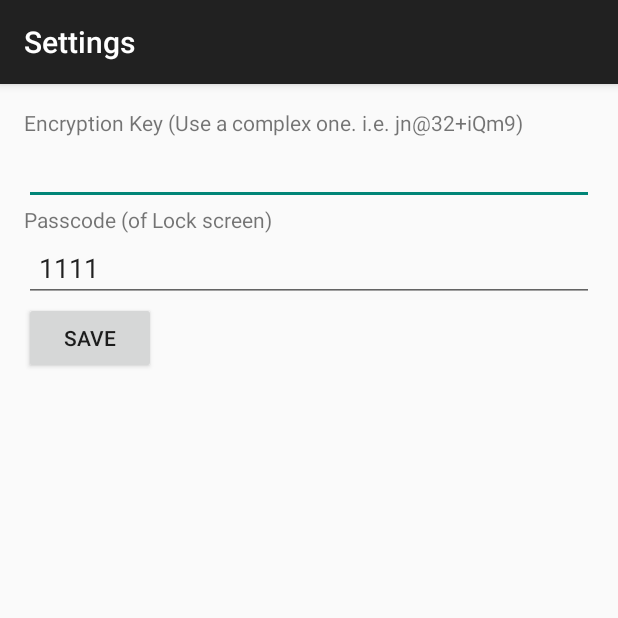
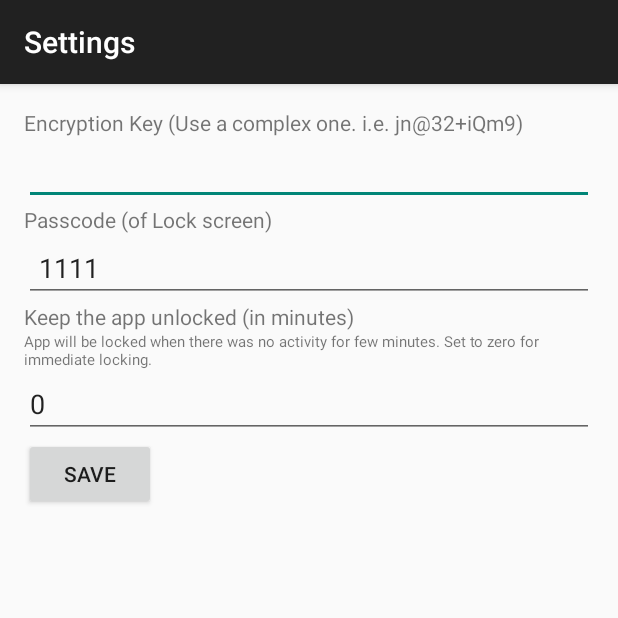
Before and after one commit to aidin36/simpletextcrypt, an Android app: the MainActivity screen opened directly, with no data from a screen before it, in the options menu, after a tap on "Settings", on a phone screen of 412 x 824 dp, the top half of it. Run offline under Robolectric (Android 15) with nearby library versions, the phone set to English and light mode, and no system bars.

Commit message:
Timeout for locking the app

```diff
--- a/app/src/main/java/com/aidinhut/simpletextcrypt/Constants.java
+++ b/app/src/main/java/com/aidinhut/simpletextcrypt/Constants.java
@@ -25,5 +25,6 @@ public class Constants {
     public static final String PREFERENCES_KEY = "com.aidinhut.SimpleTextCrypt.Preferences";
     public static final String ENCRYPTION_KEY_SETTINGS_KEY = "EncryptionKeySettingsKey";
     public static final String PASSCODE_SETTINGS_KEY = "PasscodeSettingsKey";
+    public static final String LOCK_TIMEOUT_SETTINGS_KEY = "LockTimeoutSettingsKey";
     public static final String DEFAULT_PASSCODE = "1111";
 }
--- a/app/src/main/java/com/aidinhut/simpletextcrypt/MainActivity.java
+++ b/app/src/main/java/com/aidinhut/simpletextcrypt/MainActivity.java
@@ -43,10 +43,13 @@ import com.aidinhut.simpletextcrypt.exceptions.EncryptionKeyNotSet;
 
 public class MainActivity extends AppCompatActivity {
 
+    Long lastActivity;
+
     @Override
     protected void onCreate(Bundle savedInstanceState) {
         super.onCreate(savedInstanceState);
         setContentView(R.layout.activity_main);
+        this.lastActivity = System.currentTimeMillis() / 1000;
     }
 
     @Override
@@ -108,12 +111,33 @@ public class MainActivity extends AppCompatActivity {
     }
 
     @Override
+    protected void onResume() {
+        int timeout = SettingsManager.getInstance().getLockTimeout(this);
+        long currentTime = System.currentTimeMillis() / 1000;
+        if (timeout != 0 && currentTime - lastActivity >= timeout * 60) {
+            // Empty the text box, to protect privacy.
+            setText("");
+
+            // Finishing this activity, to get back to the lock screen.
+            finish();
+        } else {
+            this.lastActivity = System.currentTimeMillis() / 1000;
+        }
+
+        super.onResume();
+    }
+
+    @Override
     protected void onPause() {
-        // Empty the text box, to protect privacy.
-        setText("");
+        int timeout = SettingsManager.getInstance().getLockTimeout(this);
+        long currentTime = System.currentTimeMillis() / 1000;
+        if (timeout == 0 || currentTime - lastActivity >= timeout * 60) {
+            // Empty the text box, to protect privacy.
+            setText("");
 
-        // Finishing this activity, to get back to the lock screen.
-        finish();
+            // Finishing this activity, to get back to the lock screen.
+            finish();
+        }
 
         super.onPause();
     }
--- a/app/src/main/java/com/aidinhut/simpletextcrypt/SettingsActivity.java
+++ b/app/src/main/java/com/aidinhut/simpletextcrypt/SettingsActivity.java
@@ -41,6 +41,7 @@ public class SettingsActivity extends AppCompatActivity {
     public void onSaveClicked(View view) {
         EditText encryptionKeyTextBox = (EditText)findViewById(R.id.encryptionKeyEditText);
         EditText passcodeTextBox = (EditText)findViewById(R.id.passcodeEditText);
+        EditText lockTimeoutTextBox = (EditText)findViewById(R.id.lockTimeoutEditText);
 
         if (encryptionKeyTextBox.getText().toString().length() < 3) {
             Utilities.showErrorMessage(getString(R.string.invalid_key_error), this);
@@ -55,6 +56,7 @@ public class SettingsActivity extends AppCompatActivity {
         try {
             SettingsManager.getInstance().setPasscode(passcodeTextBox.getText().toString(), this);
             SettingsManager.getInstance().setEncryptionKey(encryptionKeyTextBox.getText().toString(), this);
+            SettingsManager.getInstance().setLockTimeout(lockTimeoutTextBox.getText().toString(), this);
         } catch (Exception error) {
             Utilities.showErrorMessage(error.getMessage(), this);
             return;
@@ -76,10 +78,12 @@ public class SettingsActivity extends AppCompatActivity {
     private void loadPreviousSettings() {
         EditText encryptionKeyTextBox = (EditText)findViewById(R.id.encryptionKeyEditText);
         EditText passcodeTextBox = (EditText)findViewById(R.id.passcodeEditText);
+        EditText lockTimeoutTextBox = (EditText)findViewById(R.id.lockTimeoutEditText);
 
         try {
             encryptionKeyTextBox.setText(SettingsManager.getInstance().getEncryptionKey(this));
             passcodeTextBox.setText(SettingsManager.getInstance().getPasscode(this));
+            lockTimeoutTextBox.setText(Integer.toString(SettingsManager.getInstance().getLockTimeout(this)));
         } catch (Exception error) {
             Utilities.showErrorMessage(error.getMessage(), this);
         }
--- a/app/src/main/java/com/aidinhut/simpletextcrypt/SettingsManager.java
+++ b/app/src/main/java/com/aidinhut/simpletextcrypt/SettingsManager.java
@@ -71,9 +71,9 @@ public class SettingsManager {
         this.passcode = passcode;
 
         try {
-        return Crypter.decrypt(
-                this.passcode,
-                sharedPref.getString(Constants.PASSCODE_SETTINGS_KEY, Constants.DEFAULT_PASSCODE));
+            return Crypter.decrypt(
+                    this.passcode,
+                    sharedPref.getString(Constants.PASSCODE_SETTINGS_KEY, Constants.DEFAULT_PASSCODE));
         } catch (IllegalBlockSizeException | BadPaddingException error) {
             // The settings couldn't be decrypted using this passcode. It probably wrong.
             throw new WrongPasscodeException(context);
@@ -94,8 +94,8 @@ public class SettingsManager {
         }
 
         return Crypter.decrypt(
-                    this.passcode,
-                    sharedPref.getString(Constants.PASSCODE_SETTINGS_KEY, Constants.DEFAULT_PASSCODE));
+                this.passcode,
+                sharedPref.getString(Constants.PASSCODE_SETTINGS_KEY, Constants.DEFAULT_PASSCODE));
     }
 
     /*
@@ -164,4 +164,32 @@ public class SettingsManager {
             throw new SettingsNotSavedException(context);
         }
     }
+
+    public void setLockTimeout(String timeout, Context context) throws SettingsNotSavedException {
+        SharedPreferences sharedPref = context.getSharedPreferences(Constants.PREFERENCES_KEY,
+                Context.MODE_PRIVATE);
+        SharedPreferences.Editor prefEditor = sharedPref.edit();
+
+        int intTimeout = 0;
+        if (timeout != null && !timeout.isEmpty()) {
+            intTimeout = Integer.parseInt(timeout);
+        }
+
+        prefEditor.putInt(Constants.LOCK_TIMEOUT_SETTINGS_KEY, intTimeout);
+
+        if (!prefEditor.commit()) {
+            throw new SettingsNotSavedException(context);
+        }
+    }
+
+    public int getLockTimeout(Context context) {
+        SharedPreferences sharedPref = context.getSharedPreferences(Constants.PREFERENCES_KEY,
+                Context.MODE_PRIVATE);
+
+        if (!sharedPref.contains(Constants.LOCK_TIMEOUT_SETTINGS_KEY)) {
+            return 0;
+        }
+
+        return sharedPref.getInt(Constants.LOCK_TIMEOUT_SETTINGS_KEY, 0);
+    }
 }
--- a/app/src/main/res/layout/activity_settings.xml
+++ b/app/src/main/res/layout/activity_settings.xml
@@ -44,6 +44,26 @@
             android:id="@+id/passcodeEditText"
             android:paddingLeft="10dp" />
 
+        <TextView
+            android:id="@+id/lockTimeoutTextView"
+            android:layout_width="match_parent"
+            android:layout_height="wrap_content"
+            android:text="@string/lock_timeout_label" />
+
+        <TextView
+            android:id="@+id/lockTimeoutHelpTextView"
+            android:layout_width="match_parent"
+            android:layout_height="wrap_content"
+            android:text="@string/lock_timeout_help"
+            android:textSize="10sp" />
+
+        <EditText
+            android:id="@+id/lockTimeoutEditText"
+            android:layout_width="match_parent"
+            android:layout_height="wrap_content"
+            android:ems="10"
+            android:inputType="number" />
+
         <Button
             android:layout_width="wrap_content"
             android:layout_height="wrap_content"
--- a/app/src/main/res/values/strings.xml
+++ b/app/src/main/res/values/strings.xml
@@ -26,4 +26,6 @@
     <string name="decrypt_button_text">Decrypt</string>
     <string name="copy_button_text">Copy</string>
     <string name="paste_button_text">Paste</string>
+    <string name="lock_timeout_label">Keep the app unlocked (in minutes)</string>
+    <string name="lock_timeout_help">App will be locked when there was no activity for few minutes. Set to zero for immediate locking.</string>
 </resources>
```
Also changed, not shown: 3 other files.
